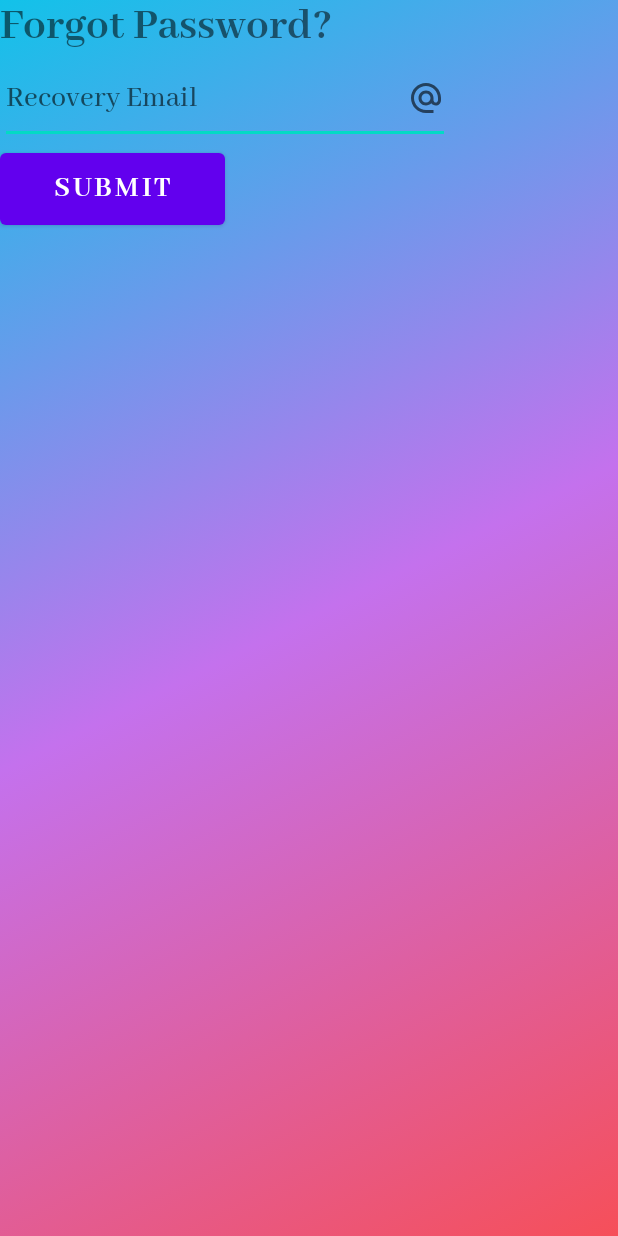
After one commit to CS-370-Aplus/Aplus, an Android app: the layout forget_password.xml on its own in the app's theme, with its tools: preview values and no code run, on a phone screen of 412 x 824 dp. The commit adds this screen. Run offline under Robolectric (Android 15) with nearby library versions, the phone set to English and light mode, and no system bars.

Commit message:
niraj(registration methods created)

```diff
--- /dev/null
+++ b/app/src/main/res/layout/forget_password.xml
@@ -0,0 +1,36 @@
+<?xml version="1.0" encoding="utf-8"?>
+<LinearLayout xmlns:android="http://schemas.android.com/apk/res/android"
+    android:layout_width="match_parent"
+    android:layout_height="match_parent"
+    android:orientation = "vertical"
+    android:background = "@drawable/gradient_background">
+
+
+    <TextView
+        android:layout_width="match_parent"
+        android:layout_height="wrap_content"
+        android:fontFamily="@font/abhaya_libre_bold"
+       android:text="Forgot Password?"
+        android:textSize="30sp"
+        android:textStyle="bold" />
+
+    <EditText
+        android:id="@+id/login_email"
+        style="@style/Login_EditText"
+        android:drawableEnd="@drawable/ic_email"
+        android:importantForAutofill="no"
+        android:inputType="textEmailAddress"
+        android:autofillHints="Recovery Email"
+        android:hint="Recovery Email"/>
+
+    <Button
+        android:id="@+id/btnRegister"
+        android:layout_width="150dp"
+        android:layout_height="wrap_content"
+        android:height="60dp"
+        android:text="submit"
+        android:fontFamily="@font/abhaya_libre_bold"
+        android:textSize="20sp"/>
+
+
+</LinearLayout>
--- a/app/src/main/res/layout/fragment_login.xml
+++ b/app/src/main/res/layout/fragment_login.xml
@@ -41,8 +41,8 @@
         style="@style/Login_EditText"
 
         android:drawableEnd="@drawable/ic_password"
-        android:autofillHints="@string/password"
-        android:hint="@string/password"
+        android:autofillHints="Password"
+        android:hint="password"
         android:inputType="textPassword"
 
         app:layout_constraintBottom_toBottomOf="parent"
--- a/app/src/main/res/values/strings.xml
+++ b/app/src/main/res/values/strings.xml
@@ -25,4 +25,5 @@
     <string name="zip_code">ZIP Code</string>
     <string name="already_a_member_login">Already a member? LogIn</string>
     <string name="create_new_account_signup">Create new account? SignUp</string>
+    <string name="forgot_password">Forgot Password?</string>
 </resources>
```
